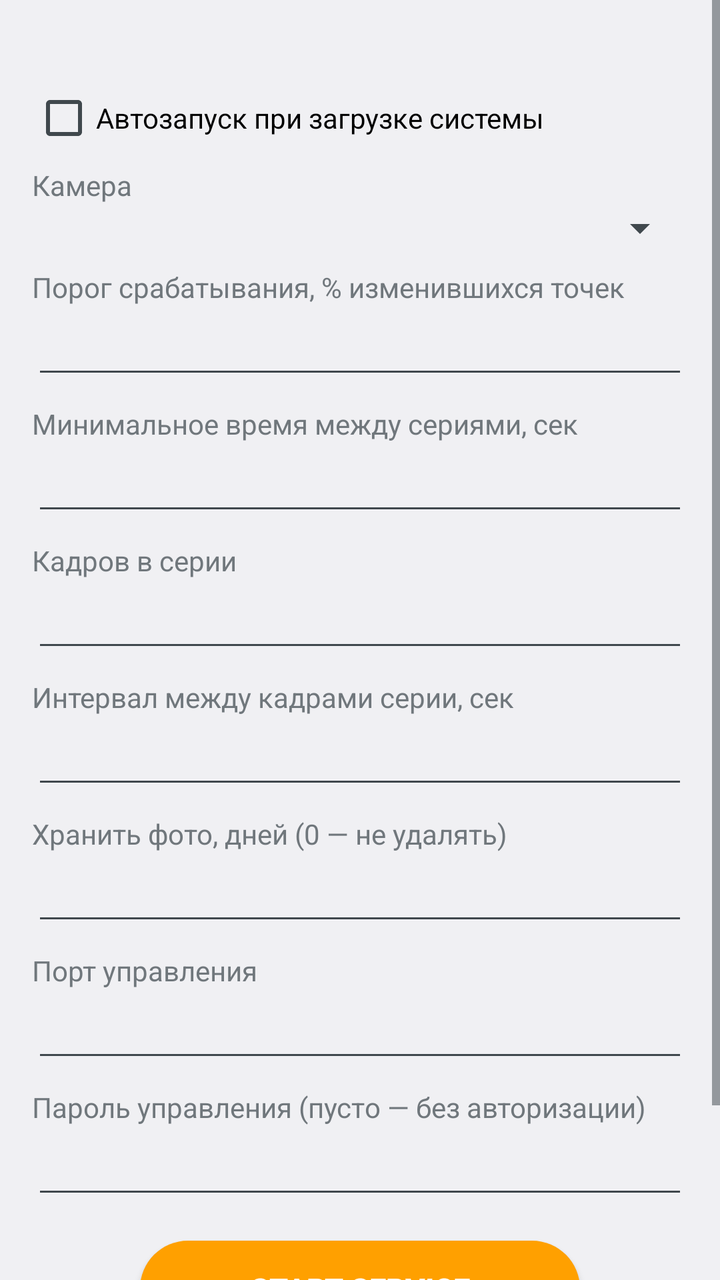
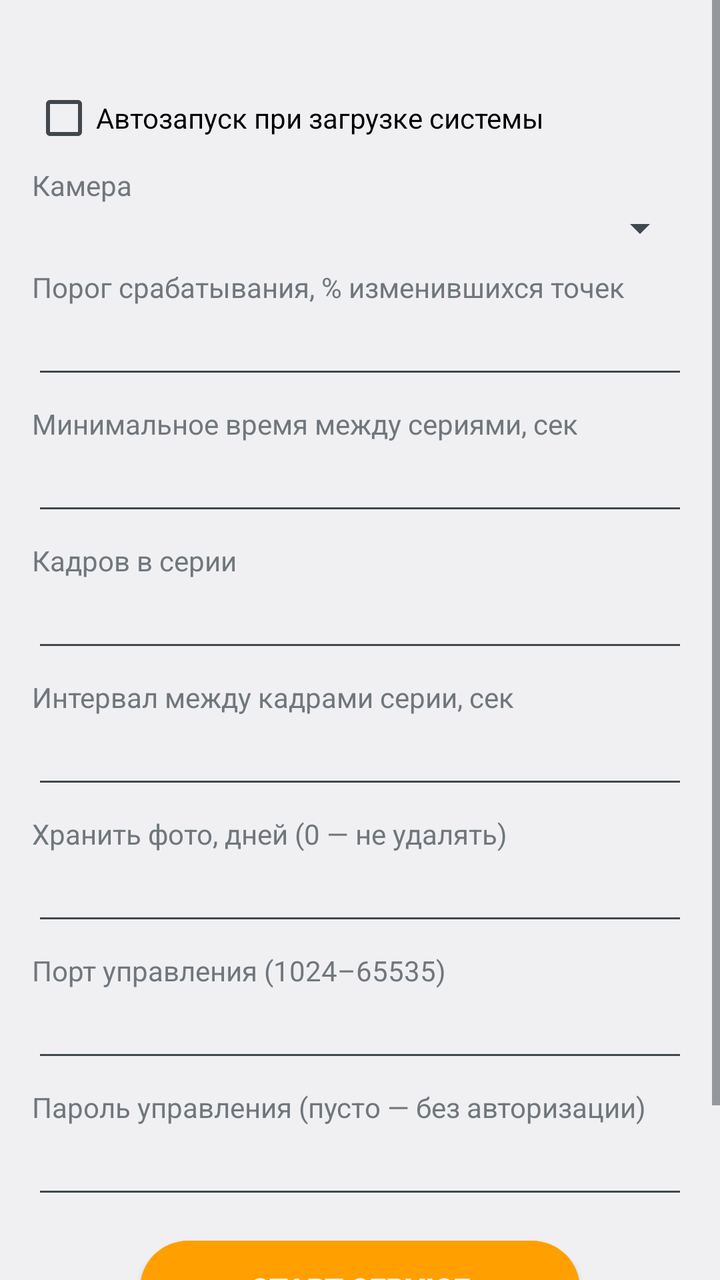

Two renders of the same Android screen: before a commit and after it. Below are the layout's source before the change and the commit's diff.
<!-- AndroidManifest.xml: application theme android:Theme.DeviceDefault.Light -->
<!-- res/layout/activity_main.xml -->
<?xml version="1.0" encoding="utf-8"?>
<ScrollView xmlns:android="http://schemas.android.com/apk/res/android"
    android:layout_width="match_parent"
    android:layout_height="match_parent">

    <LinearLayout
        android:layout_width="match_parent"
        android:layout_height="wrap_content"
        android:focusable="true"
        android:focusableInTouchMode="true"
        android:orientation="vertical"
        android:padding="16dp">

        <TextView
            android:id="@+id/tvStatus"
            android:layout_width="match_parent"
            android:layout_height="wrap_content"
            android:paddingBottom="8dp" />

        <CheckBox
            android:id="@+id/cbAuto"
            android:layout_width="match_parent"
            android:layout_height="wrap_content"
            android:text="Автозапуск при загрузке системы" />

        <TextView
            android:layout_width="match_parent"
            android:layout_height="wrap_content"
            android:paddingTop="8dp"
            android:text="Камера" />

        <Spinner
            android:id="@+id/spCam"
            android:layout_width="match_parent"
            android:layout_height="wrap_content" />

        <TextView
            android:layout_width="match_parent"
            android:layout_height="wrap_content"
            android:paddingTop="8dp"
            android:text="Порог срабатывания, % изменившихся точек" />

        <EditText
            android:id="@+id/eThr"
            android:layout_width="match_parent"
            android:layout_height="wrap_content"
            android:inputType="numberDecimal" />

        <TextView
            android:layout_width="match_parent"
            android:layout_height="wrap_content"
            android:paddingTop="8dp"
            android:text="Минимальное время между сериями, сек" />

        <EditText
            android:id="@+id/eGap"
            android:layout_width="match_parent"
            android:layout_height="wrap_content"
            android:inputType="number" />

        <TextView
            android:layout_width="match_parent"
            android:layout_height="wrap_content"
            android:paddingTop="8dp"
            android:text="Кадров в серии" />

        <EditText
            android:id="@+id/eCnt"
            android:layout_width="match_parent"
            android:layout_height="wrap_content"
            android:inputType="number" />

        <TextView
            android:layout_width="match_parent"
            android:layout_height="wrap_content"
            android:paddingTop="8dp"
            android:text="Интервал между кадрами серии, сек" />

        <EditText
            android:id="@+id/eInt"
            android:layout_width="match_parent"
            android:layout_height="wrap_content"
            android:inputType="numberDecimal" />

        <TextView
            android:layout_width="match_parent"
            android:layout_height="wrap_content"
            android:paddingTop="8dp"
            android:text="Хранить фото, дней (0 — не удалять)" />

        <EditText
            android:id="@+id/eKeep"
            android:layout_width="match_parent"
            android:layout_height="wrap_content"
            android:inputType="number" />

        <TextView
            android:layout_width="match_parent"
            android:layout_height="wrap_content"
            android:paddingTop="8dp"
            android:text="Порт управления" />

        <EditText
            android:id="@+id/ePort"
            android:layout_width="match_parent"
            android:layout_height="wrap_content"
            android:inputType="number" />

        <TextView
            android:layout_width="match_parent"
            android:layout_height="wrap_content"
            android:paddingTop="8dp"
            android:text="Пароль управления (пусто — без авторизации)" />

        <EditText
            android:id="@+id/ePass"
            android:layout_width="match_parent"
            android:layout_height="wrap_content"
            android:inputType="text" />

        <Button
            android:id="@+id/btnSave"
            android:layout_width="wrap_content"
            android:layout_height="wrap_content"
            android:layout_gravity="center_horizontal"
            android:layout_marginTop="16dp"
            android:background="@drawable/btn_start"
            android:minWidth="220dp"
            android:minHeight="48dp"
            android:paddingBottom="12dp"
            android:paddingLeft="32dp"
            android:paddingRight="32dp"
            android:paddingTop="12dp"
            android:text="START SERVICE"
            android:textColor="@color/btn_text"
            android:textSize="15sp"
            android:textStyle="bold" />

        <TextView
            android:id="@+id/tvHint"
            android:layout_width="match_parent"
            android:layout_height="wrap_content"
            android:paddingTop="12dp"
            android:textSize="12sp" />

        <TextView
            android:id="@+id/tvVer"
            android:layout_width="match_parent"
            android:layout_height="wrap_content"
            android:paddingTop="12dp"
            android:textSize="12sp" />
    </LinearLayout>
</ScrollView>
<!-- resources referenced by this layout -->
<resources>
  <color name="btn_text">#FFFFFF</color>
  <!-- drawable btn_start (drawable) -->
  <?xml version="1.0" encoding="utf-8"?>
  <selector xmlns:android="http://schemas.android.com/apk/res/android">
      <item android:state_pressed="true">
          <shape android:shape="rectangle">
              <solid android:color="@color/btn_start_pressed" />
              <corners android:radius="100dp" />
          </shape>
      </item>
      <item>
          <shape android:shape="rectangle">
              <solid android:color="@color/btn_start" />
              <corners android:radius="100dp" />
          </shape>
      </item>
  </selector>
  <color name="btn_start_pressed">#E65100</color>
  <color name="btn_start">#FFA000</color>
</resources>

<!-- the commit's change to res/layout/activity_main.xml (unified diff, before → after) -->
@@ -98,7 +98,7 @@
             android:layout_width="match_parent"
             android:layout_height="wrap_content"
             android:paddingTop="8dp"
-            android:text="Порт управления" />
+            android:text="Порт управления (1024–65535)" />
 
         <EditText
             android:id="@+id/ePort"
